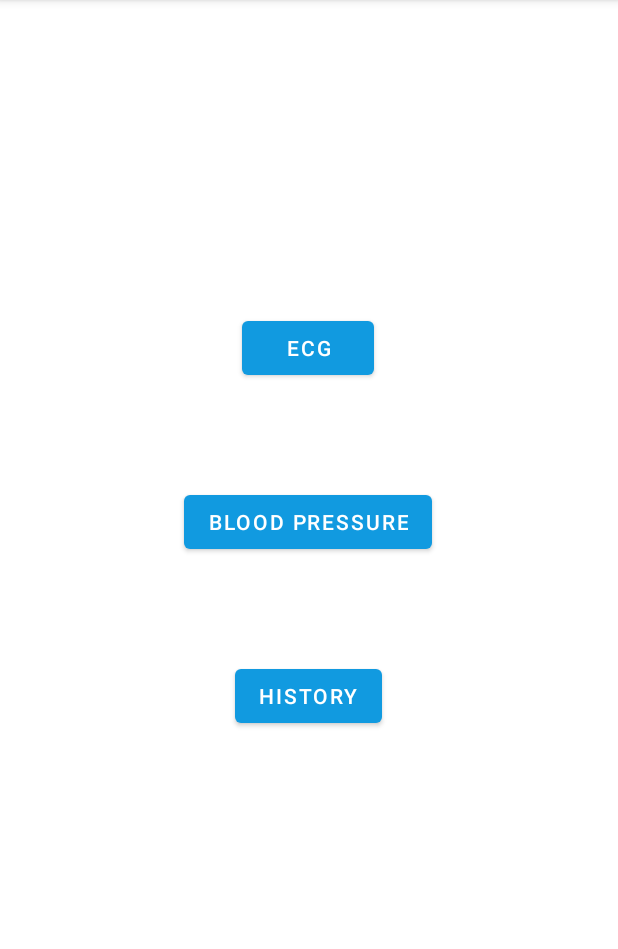
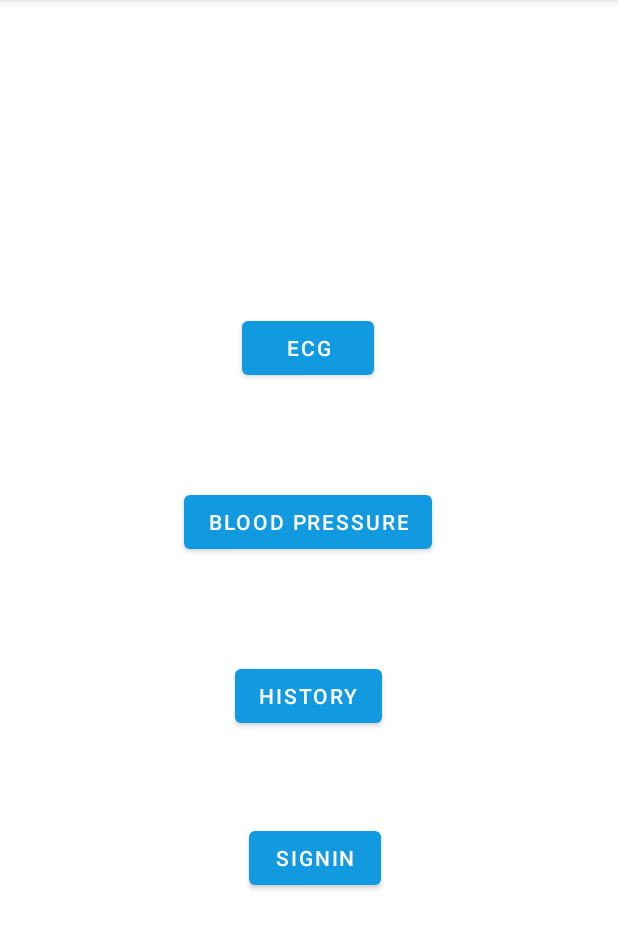
Before and after one commit to zahidcsepstu/Health_Demo, an Android app: the screen it shows after launch (MainActivity), on a phone screen of 412 x 824 dp, the part 84-1033 px from its top. Run offline under Robolectric (Android 15) with nearby library versions, the phone set to English and light mode, and no system bars.

Commit message:
signin page modified

```diff
--- a/app/src/main/java/com/example/healthdemo/MainActivity.java
+++ b/app/src/main/java/com/example/healthdemo/MainActivity.java
@@ -9,7 +9,7 @@ import android.widget.Button;
 
 public class MainActivity extends AppCompatActivity  {
 
-    Button ECG, BP,history;
+    Button ECG, BP,history,signIn;
 
     @Override
     protected void onCreate(Bundle savedInstanceState) {
@@ -17,7 +17,8 @@ public class MainActivity extends AppCompatActivity  {
         setContentView(R.layout.activity_main);
         ECG=findViewById(R.id.button2);
         BP=findViewById(R.id.button3);
-        history=findViewById(R.id.button4);
+        history=findViewById(R.id.button5);
+        signIn=findViewById(R.id.sign_in_button);
 
         ECG.setOnClickListener(new View.OnClickListener() {
             @Override
@@ -40,6 +41,13 @@ public class MainActivity extends AppCompatActivity  {
                 startActivity(intent);
             }
         });
+        signIn.setOnClickListener(new View.OnClickListener() {
+            @Override
+            public void onClick(View v) {
+                Intent intent=new Intent(MainActivity.this, SignIn.class);
+                startActivity(intent);
+            }
+        });
     }
 
 }
--- a/app/src/main/res/layout/activity_main.xml
+++ b/app/src/main/res/layout/activity_main.xml
@@ -6,6 +6,17 @@
     android:layout_height="match_parent"
     tools:context=".MainActivity">
 
+
+    <Button
+        android:id="@+id/button5"
+        android:layout_width="wrap_content"
+        android:layout_height="wrap_content"
+        android:layout_marginTop="68dp"
+        android:text="History"
+        app:layout_constraintEnd_toEndOf="parent"
+        app:layout_constraintHorizontal_bias="0.498"
+        app:layout_constraintStart_toStartOf="parent"
+        app:layout_constraintTop_toBottomOf="@+id/button3" />
 
     <Button
         android:id="@+id/button2"
@@ -30,13 +41,13 @@
         app:layout_constraintTop_toBottomOf="@+id/button2" />
 
     <Button
-        android:id="@+id/button4"
+        android:id="@+id/sign_in_button"
         android:layout_width="wrap_content"
         android:layout_height="wrap_content"
-        android:layout_marginTop="68dp"
-        android:text="History"
+        android:layout_marginTop="176dp"
+        android:text="signin"
         app:layout_constraintEnd_toEndOf="parent"
-        app:layout_constraintHorizontal_bias="0.498"
+        app:layout_constraintHorizontal_bias="0.512"
         app:layout_constraintStart_toStartOf="parent"
         app:layout_constraintTop_toBottomOf="@+id/button3" />
 </androidx.constraintlayout.widget.ConstraintLayout>
--- a/app/src/main/res/values/dimens.xml
+++ b/app/src/main/res/values/dimens.xml
@@ -19,4 +19,10 @@
     <dimen name="butoon_width">500dp</dimen>
     <dimen name="butoon_height">500dp</dimen>
 
+    <!--icon size-->
+    <dimen name="icon_width">20dp</dimen>
+    <dimen name="icon_height">20dp</dimen>
+    <dimen name="end_margin">16dp</dimen>
+    <dimen name="start_margin">20dp</dimen>
+
 </resources>
```
Also changed, not shown: app/src/main/res/layout/activity_sign_in.xml (+20 -15 lines).
